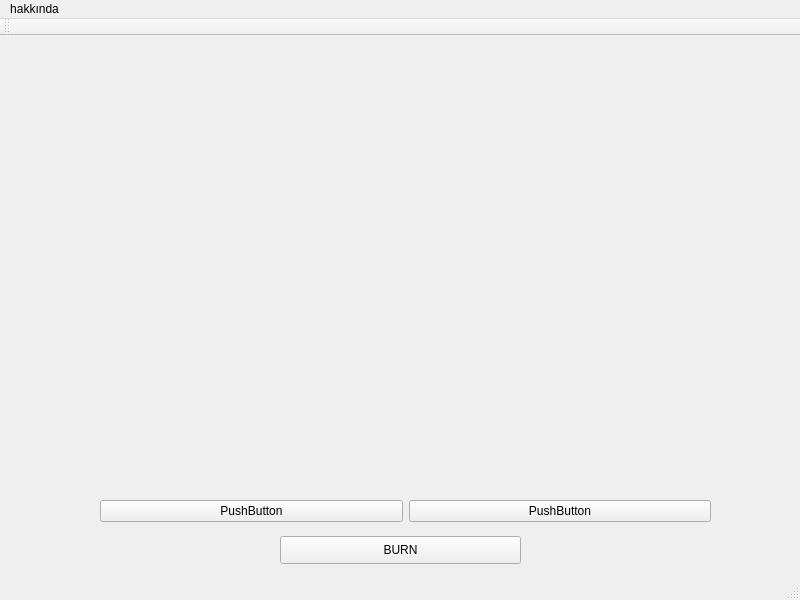
This is AnaPencere.ui in COMU/olric as Qt 5 draws it before an edit. The edited form follows.
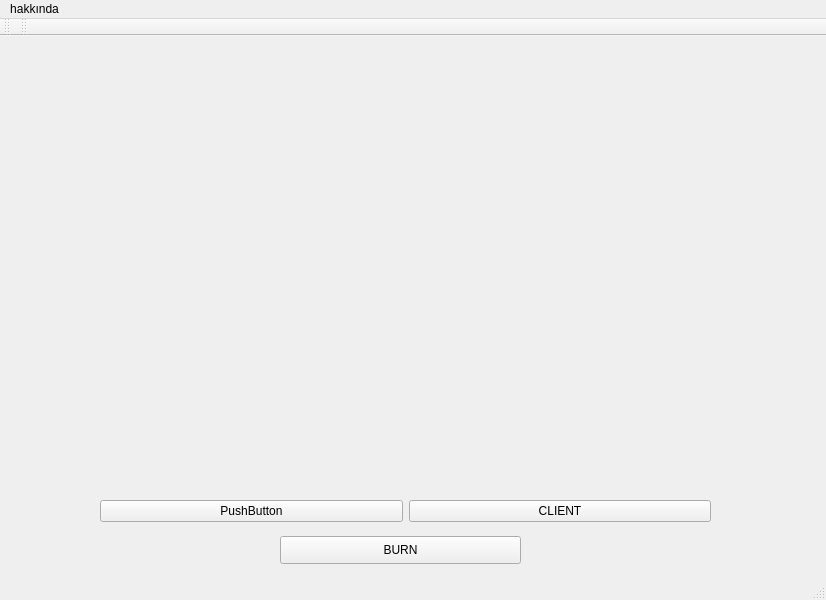
This is the edited form. Icons and pictures are not drawn.

Diff of the .ui file:
```diff
--- a/AnaPencere.ui
+++ b/AnaPencere.ui
@@ -5,7 +5,7 @@
    <rect>
     <x>0</x>
     <y>0</y>
-    <width>800</width>
+    <width>826</width>
     <height>600</height>
    </rect>
   </property>
@@ -17,7 +17,7 @@
     <rect>
      <x>0</x>
      <y>45</y>
-     <width>800</width>
+     <width>826</width>
      <height>532</height>
     </rect>
    </property>
@@ -41,7 +41,7 @@
      <item>
       <widget class="QPushButton" name="pushButton" >
        <property name="text" >
-        <string>PushButton</string>
+        <string>CLIENT</string>
        </property>
       </widget>
      </item>
@@ -69,9 +69,9 @@
    <widget class="QLabel" name="olricyazisi" >
     <property name="geometry" >
      <rect>
-      <x>70</x>
-      <y>30</y>
-      <width>701</width>
+      <x>90</x>
+      <y>40</y>
+      <width>651</width>
       <height>401</height>
      </rect>
     </property>
@@ -91,7 +91,7 @@
     <rect>
      <x>0</x>
      <y>0</y>
-     <width>800</width>
+     <width>826</width>
      <height>30</height>
     </rect>
    </property>
@@ -107,7 +107,7 @@
     <rect>
      <x>0</x>
      <y>577</y>
-     <width>800</width>
+     <width>826</width>
      <height>23</height>
     </rect>
    </property>
@@ -117,7 +117,7 @@
     <rect>
      <x>0</x>
      <y>30</y>
-     <width>800</width>
+     <width>15</width>
      <height>15</height>
     </rect>
    </property>
@@ -131,6 +131,25 @@
     <bool>false</bool>
    </attribute>
   </widget>
+  <widget class="QToolBar" name="toolBar_2" >
+   <property name="geometry" >
+    <rect>
+     <x>15</x>
+     <y>30</y>
+     <width>811</width>
+     <height>15</height>
+    </rect>
+   </property>
+   <property name="windowTitle" >
+    <string>toolBar_2</string>
+   </property>
+   <attribute name="toolBarArea" >
+    <enum>TopToolBarArea</enum>
+   </attribute>
+   <attribute name="toolBarBreak" >
+    <bool>false</bool>
+   </attribute>
+  </widget>
  </widget>
  <resources>
   <include location="simgeler.qrc" />
```
Left out of the diff: 2 changed lines with no effect on the pictures.
